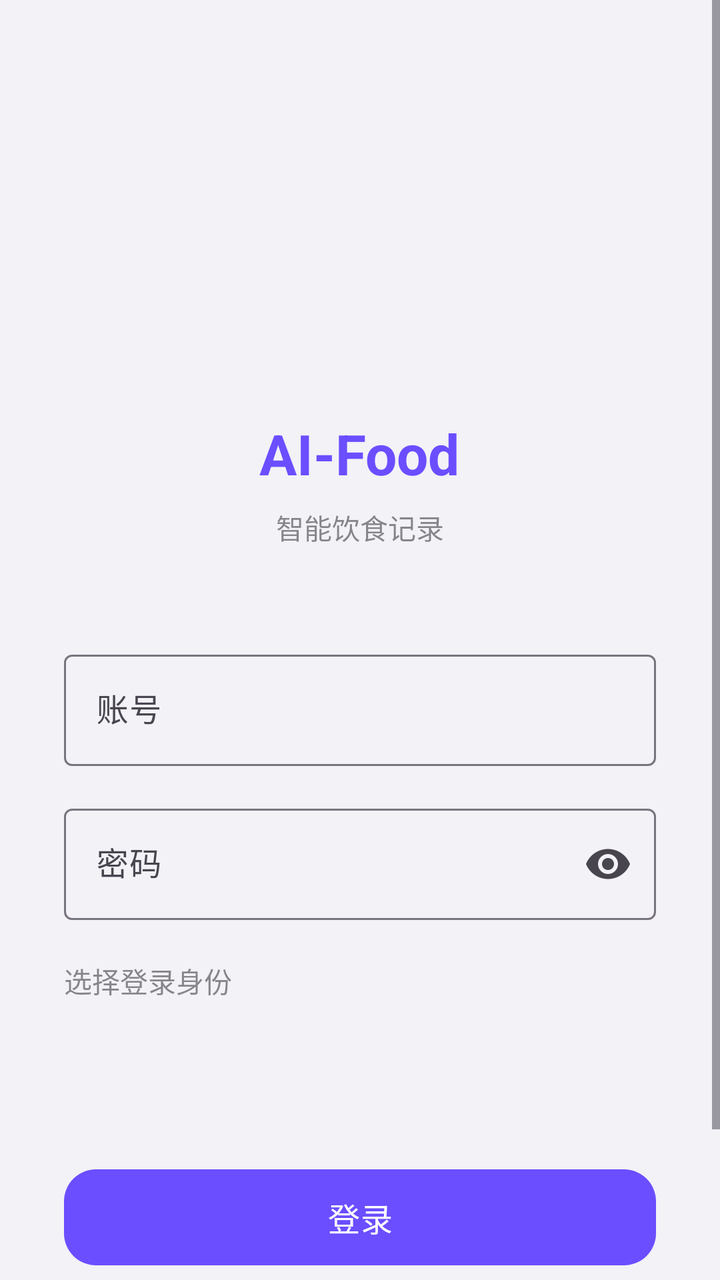
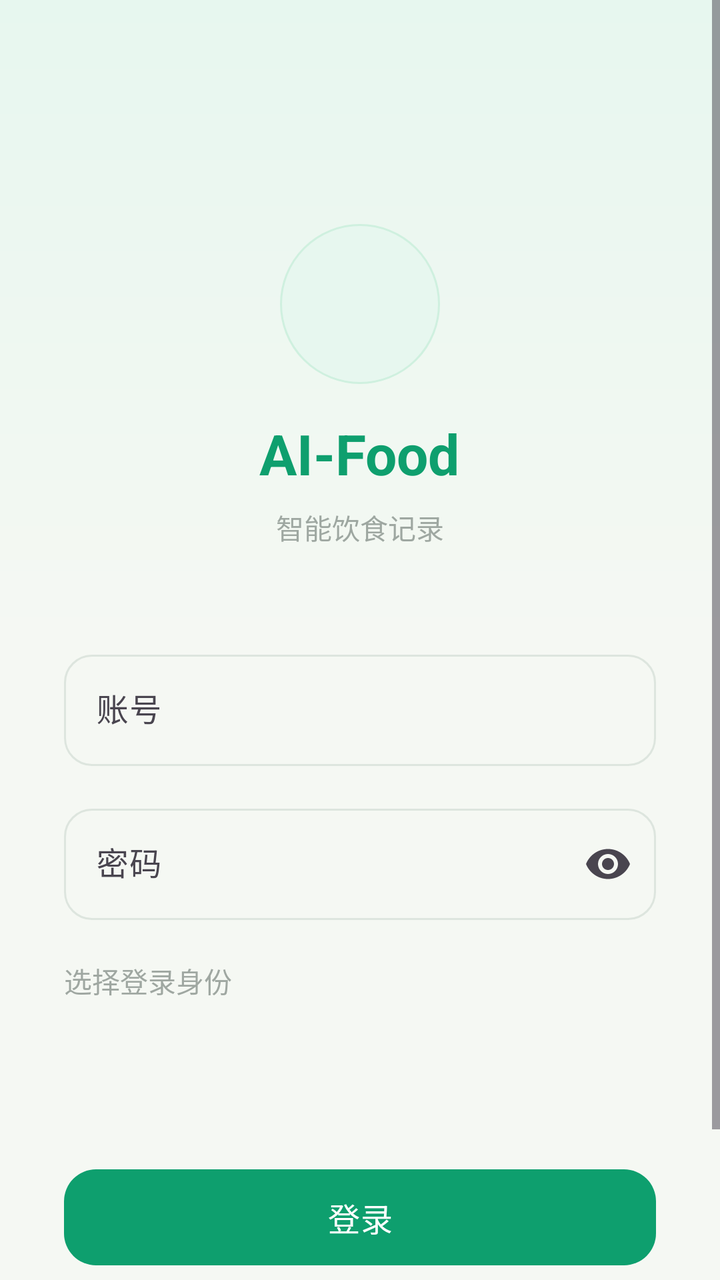

Two renders of the same Android screen: before a commit and after it. Below are the layout's source before the change and the commit's diff.
<!-- AndroidManifest.xml: application theme Theme.Food -->
<!-- res/layout/activity_login.xml -->
<?xml version="1.0" encoding="utf-8"?>
<ScrollView xmlns:android="http://schemas.android.com/apk/res/android"
    xmlns:app="http://schemas.android.com/apk/res-auto"
    android:layout_width="match_parent"
    android:layout_height="match_parent"
    android:background="@color/token_bg_primary"
    android:fillViewport="true">

    <LinearLayout
        android:layout_width="match_parent"
        android:layout_height="wrap_content"
        android:gravity="center_horizontal"
        android:orientation="vertical"
        android:padding="32dp">

        
        <ImageView
            android:layout_width="80dp"
            android:layout_height="80dp"
            android:layout_marginTop="80dp"
            android:src="@mipmap/ic_launcher"
            android:importantForAccessibility="no" />

        <TextView
            android:layout_width="wrap_content"
            android:layout_height="wrap_content"
            android:layout_marginTop="16dp"
            android:text="@string/app_name"
            android:textColor="@color/token_primary"
            android:textSize="28sp"
            android:textStyle="bold" />

        <TextView
            android:layout_width="wrap_content"
            android:layout_height="wrap_content"
            android:layout_marginTop="8dp"
            android:text="智能饮食记录"
            android:textColor="@color/text_secondary"
            android:textSize="14sp" />

        
        <com.google.android.material.textfield.TextInputLayout
            android:id="@+id/til_username"
            android:layout_width="match_parent"
            android:layout_height="wrap_content"
            android:layout_marginTop="48dp"
            android:hint="账号"
            app:boxBackgroundMode="outline"
            app:endIconMode="clear_text">

            <com.google.android.material.textfield.TextInputEditText
                android:id="@+id/et_username"
                android:layout_width="match_parent"
                android:layout_height="wrap_content"
                android:inputType="text"
                android:maxLines="1" />
        </com.google.android.material.textfield.TextInputLayout>

        <com.google.android.material.textfield.TextInputLayout
            android:id="@+id/til_password"
            android:layout_width="match_parent"
            android:layout_height="wrap_content"
            android:layout_marginTop="16dp"
            android:hint="密码"
            app:boxBackgroundMode="outline"
            app:endIconMode="password_toggle">

            <com.google.android.material.textfield.TextInputEditText
                android:id="@+id/et_password"
                android:layout_width="match_parent"
                android:layout_height="wrap_content"
                android:inputType="textPassword"
                android:maxLines="1" />
        </com.google.android.material.textfield.TextInputLayout>

        
        <TextView
            android:layout_width="match_parent"
            android:layout_height="wrap_content"
            android:layout_marginTop="20dp"
            android:text="选择登录身份"
            android:textColor="@color/text_secondary"
            android:textSize="14sp" />

        <Spinner
            android:id="@+id/sp_role"
            android:layout_width="match_parent"
            android:layout_height="48dp"
            android:layout_marginTop="8dp"
            android:background="@drawable/home_granularity_unselected_bg"
            android:paddingHorizontal="16dp" />

        
        <TextView
            android:id="@+id/tv_login_error"
            android:layout_width="match_parent"
            android:layout_height="wrap_content"
            android:layout_marginTop="12dp"
            android:gravity="center"
            android:textColor="@color/token_fat"
            android:textSize="13sp"
            android:visibility="gone" />

        
        <com.google.android.material.button.MaterialButton
            android:id="@+id/btn_login"
            android:layout_width="match_parent"
            android:layout_height="56dp"
            android:layout_marginTop="24dp"
            android:text="登录"
            android:textSize="16sp"
            app:cornerRadius="16dp" />

        
        <TextView
            android:id="@+id/tv_to_register"
            android:layout_width="wrap_content"
            android:layout_height="wrap_content"
            android:layout_marginTop="20dp"
            android:padding="8dp"
            android:text="没有账号？立即注册"
            android:textColor="@color/token_primary"
            android:textSize="14sp" />

    </LinearLayout>

</ScrollView>
<!-- resources referenced by this layout -->
<resources>
  <color name="text_secondary">@color/token_label_secondary</color>
  <color name="token_bg_primary">#F2F2F7</color>
  <color name="token_fat">#F87171</color>
  <color name="token_primary">#6B4EFF</color>
  <!-- drawable home_granularity_unselected_bg (drawable) -->
  ﻿<?xml version="1.0" encoding="utf-8"?>
  <shape xmlns:android="http://schemas.android.com/apk/res/android">
      <solid android:color="@android:color/transparent" />
      <corners android:radius="9dp" />
  </shape>
  <!-- mipmap ic_launcher (mipmap-anydpi-v26) -->
  <?xml version="1.0" encoding="utf-8"?>
  <adaptive-icon xmlns:android="http://schemas.android.com/apk/res/android">
      <background android:drawable="@drawable/ic_launcher_background"/>
      <foreground android:drawable="@mipmap/ic_launcher_foreground"/>
  </adaptive-icon>
  <string name="app_name">AI-Food</string>
  <style name="Theme.Food" parent="Base.Theme.Food" />
  <color name="token_label_secondary">#993C3C43</color>
  <style name="Base.Theme.Food" parent="Theme.Material3.DayNight.NoActionBar">
          <item name="colorPrimary">@color/primary_color</item>
          <item name="colorSecondary">@color/mint_primary</item>
          <item name="android:statusBarColor">@color/home_page_background</item>
          <item name="android:windowLightStatusBar">true</item>
          <item name="android:navigationBarColor">@color/home_page_background</item>
          <item name="materialCalendarTheme">@style/ThemeOverlay.Food.MaterialCalendar</item>
      </style>
  <color name="primary_color">@color/token_primary</color>
  <color name="mint_primary">#00B75E</color>
  <color name="home_page_background">@color/token_bg_primary</color>
  <color name="white">#FFFFFFFF</color>
  <color name="home_surface">@color/token_bg_secondary</color>
  <color name="home_text_primary">@color/token_label_primary</color>
  <style name="ShapeAppearance.Food.MediumRound" parent="ShapeAppearance.Material3.Corner.Medium">
          <item name="cornerSize">16dp</item>
      </style>
  <color name="token_bg_secondary">#FFFFFFFF</color>
  <color name="token_label_primary">#FF000000</color>
  <!-- unchanged entries left out for length: 2 -->
</resources>

<!-- the commit's change to res/layout/activity_login.xml (unified diff, before → after) -->
@@ -3,7 +3,7 @@
     xmlns:app="http://schemas.android.com/apk/res-auto"
     android:layout_width="match_parent"
     android:layout_height="match_parent"
-    android:background="@color/token_bg_primary"
+    android:background="@drawable/auth_background"
     android:fillViewport="true">
 
     <LinearLayout
@@ -18,6 +18,8 @@
             android:layout_width="80dp"
             android:layout_height="80dp"
             android:layout_marginTop="80dp"
+            android:background="@drawable/auth_logo_bg"
+            android:padding="12dp"
             android:src="@mipmap/ic_launcher"
             android:importantForAccessibility="no" />
 
@@ -46,6 +48,10 @@
             android:layout_marginTop="48dp"
             android:hint="账号"
             app:boxBackgroundMode="outline"
+            app:boxCornerRadiusBottomEnd="14dp"
+            app:boxCornerRadiusBottomStart="14dp"
+            app:boxCornerRadiusTopEnd="14dp"
+            app:boxCornerRadiusTopStart="14dp"
             app:endIconMode="clear_text">
 
             <com.google.android.material.textfield.TextInputEditText
@@ -63,6 +69,10 @@
             android:layout_marginTop="16dp"
             android:hint="密码"
             app:boxBackgroundMode="outline"
+            app:boxCornerRadiusBottomEnd="14dp"
+            app:boxCornerRadiusBottomStart="14dp"
+            app:boxCornerRadiusTopEnd="14dp"
+            app:boxCornerRadiusTopStart="14dp"
             app:endIconMode="password_toggle">
 
             <com.google.android.material.textfield.TextInputEditText
@@ -109,6 +119,7 @@
             android:layout_marginTop="24dp"
             android:text="登录"
             android:textSize="16sp"
+            app:backgroundTint="@color/primary_color"
             app:cornerRadius="16dp" />
 
         
<!-- resource entries referenced after the edit -->
@@ -1,9 +1,29 @@
 <!-- resources referenced by this layout -->
 <resources>
   <color name="text_secondary">@color/token_label_secondary</color>
-  <color name="token_bg_primary">#F2F2F7</color>
-  <color name="token_fat">#F87171</color>
-  <color name="token_primary">#6B4EFF</color>
+  <color name="token_bg_primary">#F5F8F3</color>
+  <color name="token_primary_bg">#E7F7EF</color>
+  <color name="token_primary_bg_strong">#CFF0DF</color>
+  <color name="token_fat">#F9735B</color>
+  <color name="token_primary">#0E9F6E</color>
+  <!-- drawable auth_background (drawable) -->
+  <?xml version="1.0" encoding="utf-8"?>
+  <shape xmlns:android="http://schemas.android.com/apk/res/android">
+      <gradient
+          android:angle="270"
+          android:endColor="@color/token_bg_primary"
+          android:centerColor="@color/token_bg_primary"
+          android:startColor="@color/token_primary_bg" />
+  </shape>
+  <!-- drawable auth_logo_bg (drawable) -->
+  <?xml version="1.0" encoding="utf-8"?>
+  <shape xmlns:android="http://schemas.android.com/apk/res/android"
+      android:shape="oval">
+      <solid android:color="@color/token_primary_bg" />
+      <stroke
+          android:width="1dp"
+          android:color="@color/token_primary_bg_strong" />
+  </shape>
   <!-- drawable home_granularity_unselected_bg (drawable) -->
   ﻿<?xml version="1.0" encoding="utf-8"?>
   <shape xmlns:android="http://schemas.android.com/apk/res/android">
@@ -18,26 +38,39 @@
   </adaptive-icon>
   <string name="app_name">AI-Food</string>
   <style name="Theme.Food" parent="Base.Theme.Food" />
-  <color name="token_label_secondary">#993C3C43</color>
+  <color name="token_label_secondary">#9965726A</color>
   <style name="Base.Theme.Food" parent="Theme.Material3.DayNight.NoActionBar">
           <item name="colorPrimary">@color/primary_color</item>
+          <item name="colorOnPrimary">@color/white</item>
+          <item name="colorPrimaryContainer">@color/token_primary_bg</item>
+          <item name="colorOnPrimaryContainer">@color/home_text_primary</item>
           <item name="colorSecondary">@color/mint_primary</item>
+          <item name="colorAccent">@color/primary_color</item>
+          <item name="colorControlActivated">@color/primary_color</item>
+          <item name="colorSurface">@color/home_surface</item>
+          <item name="colorOnSurface">@color/home_text_primary</item>
+          <item name="colorSurfaceVariant">@color/home_surface_alt</item>
+          <item name="colorOutline">@color/color_divider</item>
           <item name="android:statusBarColor">@color/home_page_background</item>
           <item name="android:windowLightStatusBar">true</item>
           <item name="android:navigationBarColor">@color/home_page_background</item>
+          <item name="android:fontFamily">sans-serif</item>
           <item name="materialCalendarTheme">@style/ThemeOverlay.Food.MaterialCalendar</item>
       </style>
   <color name="primary_color">@color/token_primary</color>
-  <color name="mint_primary">#00B75E</color>
+  <color name="mint_primary">#11B981</color>
   <color name="home_page_background">@color/token_bg_primary</color>
   <color name="white">#FFFFFFFF</color>
   <color name="home_surface">@color/token_bg_secondary</color>
+  <color name="home_surface_alt">@color/token_primary_bg</color>
+  <color name="color_divider">@color/token_separator</color>
   <color name="home_text_primary">@color/token_label_primary</color>
   <style name="ShapeAppearance.Food.MediumRound" parent="ShapeAppearance.Material3.Corner.Medium">
           <item name="cornerSize">16dp</item>
       </style>
   <color name="token_bg_secondary">#FFFFFFFF</color>
-  <color name="token_label_primary">#FF000000</color>
+  <color name="token_separator">#DDE5DE</color>
+  <color name="token_label_primary">#17201A</color>
   <!-- unchanged entries left out for length: 2 -->
 </resources>
 
